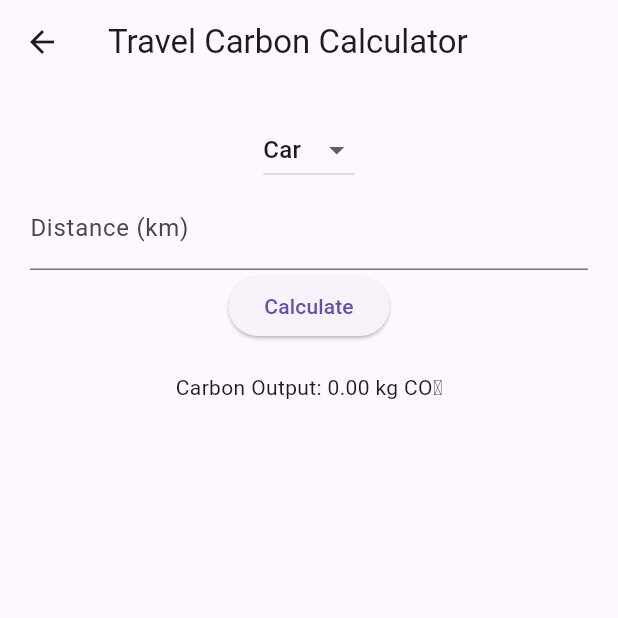
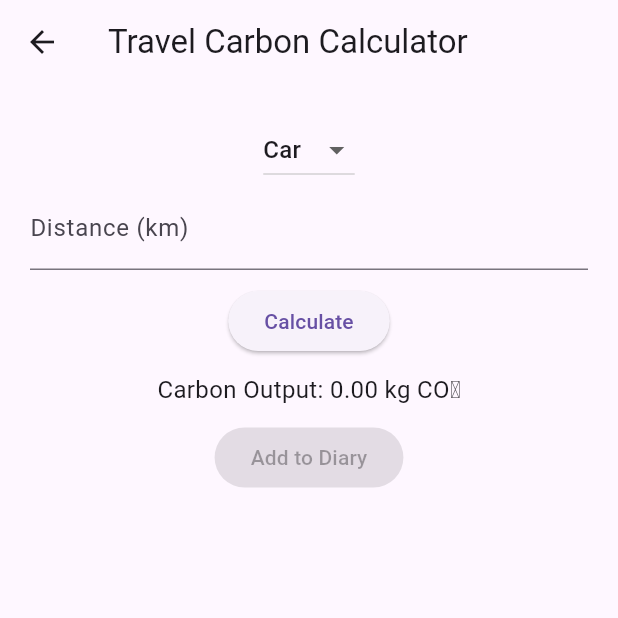
Before and after one commit to aleentat/MQ_MUICT_CarbonTrack, a Flutter app: the screen it shows after launch, after a tap on "Travel Carbon Calculator", on a phone screen of 412 x 824 dp, the top half of it. Run offline on Flutter 3.47's test engine with Material 3 defaults, Android fonts, the phone set to English and light mode, and no system bars.

Commit message:
Add diary list

```diff
--- /dev/null
+++ b/lib/carbon_log_entry.dart
@@ -0,0 +1,11 @@
+class CarbonLogEntry {
+  final String type; // 'travel' or 'waste'
+  final String description;
+  final DateTime timestamp;
+
+  CarbonLogEntry({
+    required this.type,
+    required this.description,
+    required this.timestamp,
+  });
+}
--- /dev/null
+++ b/lib/home_page.dart
@@ -0,0 +1,47 @@
+import 'package:flutter/material.dart';
+import 'package:intl/intl.dart';
+import 'travel_carbon_calculator.dart';
+import 'waste_sorting_guide.dart';
+import 'carbon_diary_page.dart';
+
+class HomePage extends StatelessWidget {
+  final String today = DateFormat('EEEE, MMMM d, y').format(DateTime.now());
+
+@override
+  Widget build(BuildContext context) {
+    return Scaffold(
+      appBar: AppBar(title: Text('Carbon Diary')),
+      body: Padding(
+        padding: const EdgeInsets.all(20.0),
+        child: Column(
+          crossAxisAlignment: CrossAxisAlignment.start,
+          children: [
+            Text('Today: $today', style: TextStyle(fontSize: 16, fontWeight: FontWeight.bold)),
+            SizedBox(height: 20),
+            ElevatedButton(
+              onPressed: () => Navigator.push(
+                context,
+                MaterialPageRoute(builder: (context) => TravelCarbonCalculator()),
+              ),
+              child: Text('Travel Carbon Calculator'),
+            ),
+            ElevatedButton(
+              onPressed: () => Navigator.push(
+                context,
+                MaterialPageRoute(builder: (context) => WasteSortingGuide()),
+              ),
+              child: Text('Waste Sorting Guide'),
+            ),
+            ElevatedButton(
+              onPressed: () => Navigator.push(
+                context,
+                MaterialPageRoute(builder: (context) => CarbonDiaryPage()),
+              ),
+              child: Text('View Carbon Diary'),
+            ),
+          ],
+        ),
+      ),
+    );
+  }
+}
--- a/lib/main.dart
+++ b/lib/main.dart
@@ -1,12 +1,10 @@
 import 'package:flutter/material.dart';
-import 'travel_carbon_calculator.dart';
-import 'waste_sorting_guide.dart';
+import 'home_page.dart';
+//import 'carbon_log_entry.dart';
 
-void main() {
-  runApp(CarbonCalculatorApp());
-}
+void main() => runApp(CarbonDiaryApp());
 
-class CarbonCalculatorApp extends StatelessWidget {
+class CarbonDiaryApp extends StatelessWidget {
   @override
   Widget build(BuildContext context) {
     return MaterialApp(
@@ -16,31 +14,3 @@ class CarbonCalculatorApp extends StatelessWidget {
     );
   }
 }
-
-class HomePage extends StatelessWidget {
-  @override
-  Widget build(BuildContext context) {
-    return Scaffold(
-      appBar: AppBar(title: Text('Carbon Diary')),
-      body: Padding(
-        padding: const EdgeInsets.all(20.0),
-        child: Column(
-          children: [
-            ElevatedButton(
-              onPressed: () {
-                Navigator.push(context, MaterialPageRoute(builder: (context) => TravelCarbonCalculator()));
-              },
-              child: Text('Travel Carbon Calculator'),
-            ),
-            ElevatedButton(
-              onPressed: () {
-                Navigator.push(context, MaterialPageRoute(builder: (context) => WasteSortingGuide()));
-              },
-              child: Text('Waste Sorting Guide'),
-            ),
-          ],
-        ),
-      ),
-    );
-  }
-}
--- a/lib/travel_carbon_calculator.dart
+++ b/lib/travel_carbon_calculator.dart
@@ -1,4 +1,6 @@
 import 'package:flutter/material.dart';
+import 'carbon_log_entry.dart';
+import 'carbon_diary_page.dart';
 
 class TravelCarbonCalculator extends StatefulWidget {
   @override
@@ -9,6 +11,7 @@ class _TravelCarbonCalculatorState extends State<TravelCarbonCalculator> {
   String _transportMode = 'Car';
   double _distance = 0;
   double _carbonOutput = 0;
+  bool _calculated = false;
 
   final Map<String, double> emissionFactors = {
     'Car': 0.21,
@@ -20,9 +23,25 @@ class _TravelCarbonCalculatorState extends State<TravelCarbonCalculator> {
 
   void _calculateCarbon() {
     double factor = emissionFactors[_transportMode] ?? 0;
+    double result = _distance * factor;
     setState(() {
-      _carbonOutput = _distance * factor;
+      _carbonOutput = result;
+      _calculated = true;
     });
+  }
+
+  void _addToDiary() {
+    if (!_calculated) return;
+
+    CarbonDiaryPage.logs.add(CarbonLogEntry(
+      type: 'travel',
+      description: '$_transportMode - $_distance km → ${_carbonOutput.toStringAsFixed(2)} kg CO₂',
+      timestamp: DateTime.now(),
+    ));
+
+    ScaffoldMessenger.of(context).showSnackBar(
+      SnackBar(content: Text('Entry added to diary')),
+    );
   }
 
   @override
@@ -35,31 +54,39 @@ class _TravelCarbonCalculatorState extends State<TravelCarbonCalculator> {
           children: [
             DropdownButton<String>(
               value: _transportMode,
-              items: emissionFactors.keys.map((String mode) {
+              items: emissionFactors.keys.map((mode) {
                 return DropdownMenuItem<String>(
                   value: mode,
                   child: Text(mode),
                 );
               }).toList(),
-              onChanged: (String? value) {
-                setState(() {
-                  _transportMode = value!;
-                });
-              },
+              onChanged: (value) => setState(() => _transportMode = value!),
             ),
             TextField(
               decoration: InputDecoration(labelText: 'Distance (km)'),
               keyboardType: TextInputType.number,
               onChanged: (value) {
-                _distance = double.tryParse(value) ?? 0;
+                setState(() {
+                  _distance = double.tryParse(value) ?? 0;
+                  _calculated = false; // reset state when distance changes
+                });
               },
             ),
+            SizedBox(height: 10),
             ElevatedButton(
               onPressed: _calculateCarbon,
               child: Text('Calculate'),
             ),
-            SizedBox(height: 20),
-            Text('Carbon Output: ${_carbonOutput.toStringAsFixed(2)} kg CO₂'),
+            SizedBox(height: 10),
+            Text(
+              'Carbon Output: ${_carbonOutput.toStringAsFixed(2)} kg CO₂',
+              style: TextStyle(fontSize: 16),
+            ),
+            SizedBox(height: 10),
+            ElevatedButton(
+              onPressed: _calculated ? _addToDiary : null,
+              child: Text('Add to Diary'),
+            ),
           ],
         ),
       ),
--- a/pubspec.yaml
+++ b/pubspec.yaml
@@ -34,6 +34,7 @@ dependencies:
   # The following adds the Cupertino Icons font to your application.
   # Use with the CupertinoIcons class for iOS style icons.
   cupertino_icons: ^1.0.8
+  intl: ^0.20.2
 
 dev_dependencies:
   flutter_test:
```
Also changed, not shown: lib/carbon_diary_page.dart (added, +42 -0 lines), lib/waste_sorting_guide.dart (+34 -4 lines), pubspec.lock, 1 other file.
